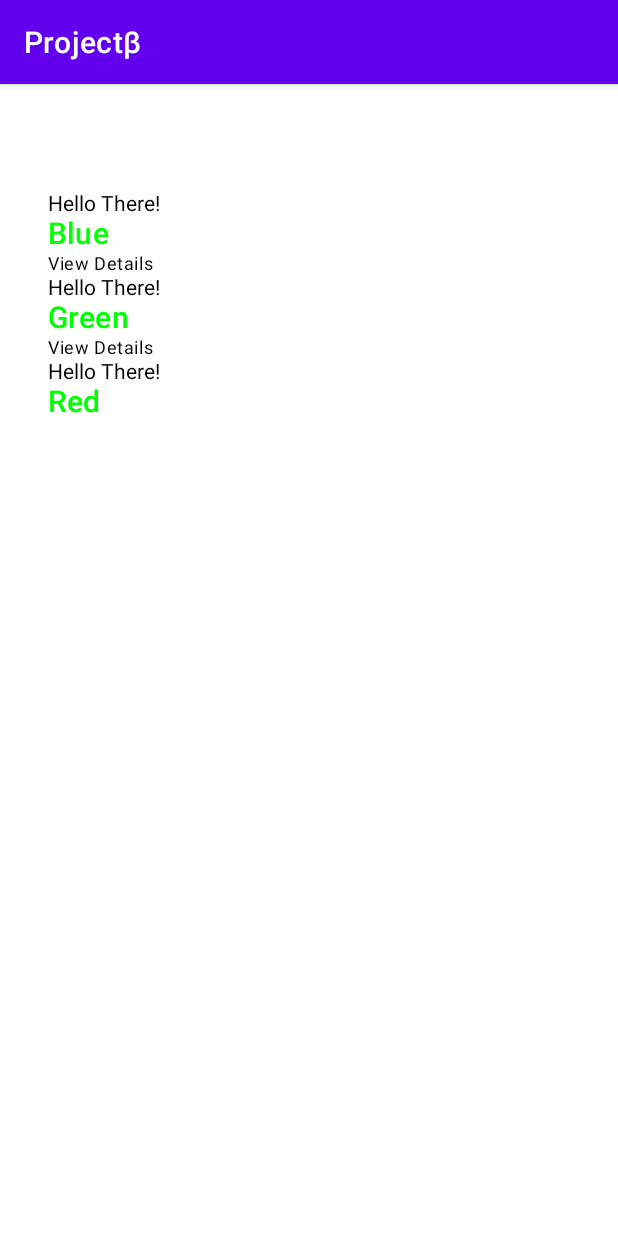
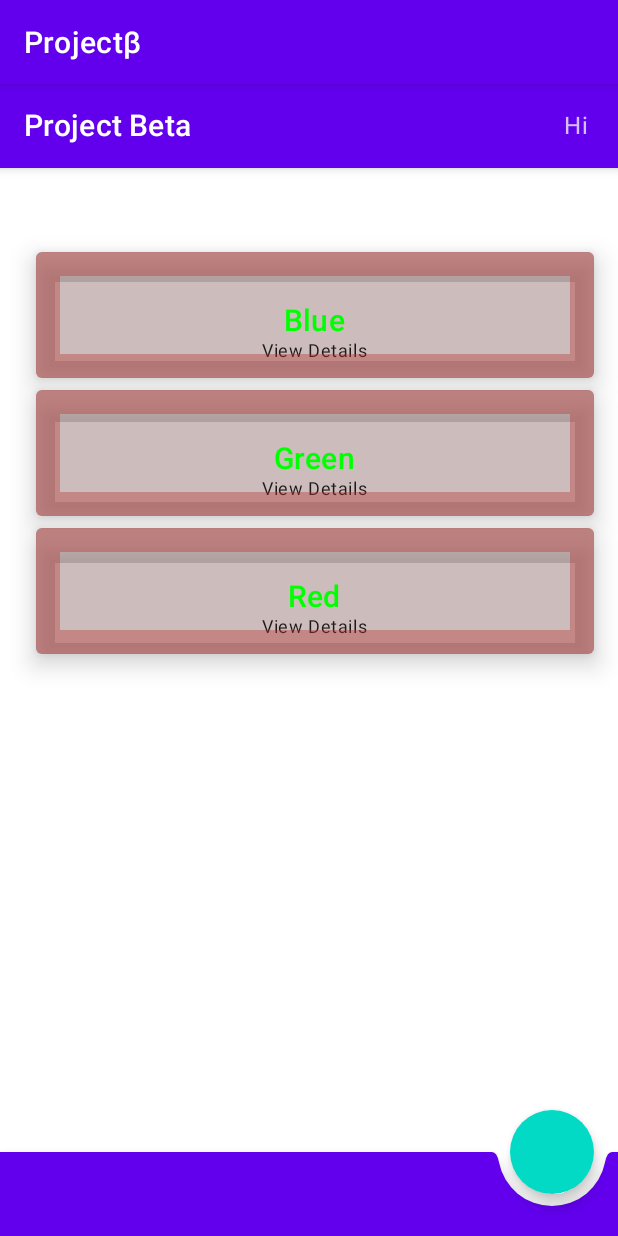
Before and after one commit to anbioc/ProjectBeta, an Android app built with Jetpack Compose: the screen it shows after launch (MainActivity), on a phone screen of 412 x 824 dp. Run offline under Robolectric (Android 15) with nearby library versions, the phone set to English and light mode, and no system bars; our stand-ins replace Dagger/Hilt's generated code, RxJava, livedata-compose; libraries missing offline, so code that uses them is left out: com.google.android.material.

Commit message:
Add more compose elements.

```diff
--- a/app/src/main/java/projectbeta/amir/io/ui/MainFragment.kt
+++ b/app/src/main/java/projectbeta/amir/io/ui/MainFragment.kt
@@ -4,29 +4,12 @@ import android.os.Bundle
 import android.view.LayoutInflater
 import android.view.View
 import android.view.ViewGroup
-import androidx.compose.foundation.layout.*
-import androidx.compose.foundation.lazy.LazyColumn
-import androidx.compose.foundation.lazy.items
-import androidx.compose.foundation.text.ClickableText
-import androidx.compose.material.CircularProgressIndicator
-import androidx.compose.material.MaterialTheme.typography
-import androidx.compose.material.Scaffold
-import androidx.compose.material.Text
-import androidx.compose.runtime.*
-import androidx.compose.runtime.livedata.observeAsState
-import androidx.compose.ui.Alignment
-import androidx.compose.ui.Modifier
-import androidx.compose.ui.graphics.Color
-import androidx.compose.ui.text.AnnotatedString
-import androidx.compose.ui.tooling.preview.Preview
-import androidx.compose.ui.unit.dp
+import androidx.compose.material.MaterialTheme
 import androidx.fragment.app.Fragment
 import androidx.fragment.app.viewModels
 import androidx.navigation.fragment.findNavController
 import com.google.android.material.composethemeadapter.MdcTheme
 import dagger.hilt.android.AndroidEntryPoint
-import projectbeta.amir.core.MainItemDomainEntity
-import projectbeta.amir.io.R
 import projectbeta.amir.io.databinding.FragmentMainBinding
 
 @AndroidEntryPoint
@@ -48,72 +31,15 @@ class MainFragment : Fragment() {
     override fun onViewCreated(view: View, savedInstanceState: Bundle?) {
         super.onViewCreated(view, savedInstanceState)
         binding.composeContainer.setContent {
-            MdcTheme {
-                initMainView()
+            MaterialTheme  {
+                initMainView(viewModel, findNavController())
             }
         }
         viewModel.handleEvent(GetItems)
-    }
-
-    @Preview
-    @Composable
-    private fun initMainView() {
-        val state = viewModel.liveData.observeAsState()
-        Scaffold {
-            Box(modifier = Modifier.offset(0.dp, 16.dp))
-            when (state.value) {
-                InitialState -> {
-                    Column(
-                        modifier = Modifier.fillMaxSize(),
-                        verticalArrangement = Arrangement.Center,
-                        horizontalAlignment = Alignment.CenterHorizontally
-                    ) {
-                        Text(text = getString(R.string.hello_there))
-                        CircularProgressIndicator(modifier = Modifier.offset(0.dp, 16.dp))
-                        Text(
-                            text = getString(R.string.items_processing),
-                            modifier = Modifier.offset(0.dp, 16.dp)
-                        )
-                    }
-                }
-                is ItemsAvailable -> {
-                    createList(state)
-                }
-            }
-        }
-    }
-
-    @Composable
-    private fun createList(state: State<MainViewModelState?>) {
-        LazyColumn(
-            modifier = Modifier.offset(16.dp, 40.dp),
-            contentPadding = PaddingValues(horizontal = 16.dp, vertical = 8.dp)
-        ) {
-            items(
-                items = (state.value as ItemsAvailable).data,
-                itemContent = {
-                    prepareListItems(it)
-                }
-            )
-        }
-    }
-
-    @Composable
-    private fun prepareListItems(item: MainItemDomainEntity) {
-        Row {
-            Column(modifier = Modifier.offset(0.dp, 24.dp)) {
-                ClickableText(text = AnnotatedString("Hello There!", ), onClick = {
-                    findNavController().navigate(R.id.action_mainFragment_to_detailFragment)
-                })
-                Text(text = item.name, style = typography.h6, color = Color.Green)
-                Text(text = getString(R.string.view_detail), style = typography.caption)
-            }
-        }
     }
 
     override fun onDestroy() {
         _binding = null
         super.onDestroy()
     }
-
 }
--- /dev/null
+++ b/app/src/main/java/projectbeta/amir/io/ui/MainScreen.kt
@@ -0,0 +1,164 @@
+package projectbeta.amir.io.ui
+
+import androidx.compose.foundation.BorderStroke
+import androidx.compose.foundation.Image
+import androidx.compose.foundation.clickable
+import androidx.compose.foundation.layout.*
+import androidx.compose.foundation.lazy.LazyColumn
+import androidx.compose.foundation.lazy.items
+import androidx.compose.foundation.shape.CornerSize
+import androidx.compose.foundation.text.ClickableText
+import androidx.compose.material.*
+import androidx.compose.material.icons.Icons
+import androidx.compose.material.icons.filled.Favorite
+import androidx.compose.material.icons.filled.Refresh
+import androidx.compose.runtime.Composable
+import androidx.compose.runtime.State
+import androidx.compose.runtime.livedata.observeAsState
+import androidx.compose.ui.Alignment
+import androidx.compose.ui.Modifier
+import androidx.compose.ui.graphics.Color
+import androidx.compose.ui.graphics.ExperimentalGraphicsApi
+import androidx.compose.ui.graphics.SolidColor
+import androidx.compose.ui.res.stringResource
+import androidx.compose.ui.unit.dp
+import androidx.navigation.NavController
+import projectbeta.amir.core.MainItemDomainEntity
+import projectbeta.amir.io.R
+
+@Composable
+fun initMainView(viewModel: MainViewModel, navController: NavController) {
+    val state = viewModel.liveData.observeAsState()
+    Scaffold(topBar = {
+        createTopBar()
+    }, bottomBar = {
+        BottomAppBar(
+            // Defaults to null, that is, No cutout
+            cutoutShape = MaterialTheme.shapes.small.copy(
+                CornerSize(percent = 50)
+            )
+        ) {
+            /* Bottom app bar content */
+        }
+    },
+        isFloatingActionButtonDocked = true,
+        floatingActionButtonPosition = FabPosition.End,
+        floatingActionButton = {
+            FloatingActionButton(onClick = { /* ... */ }) {
+                /* FAB content */
+            }
+        }, drawerContent = {
+            Text(text = "menu 1")
+            Text(text = "Menu 2")
+        }) {
+        Box(modifier = Modifier.padding(it))
+        when (state.value) {
+            InitialState -> {
+                createInitialState()
+            }
+            is ItemsAvailable -> {
+                createList(state, navController)
+            }
+        }
+    }
+}
+
+@Composable
+private fun createInitialState() {
+    Column(
+        modifier = Modifier.fillMaxSize(),
+        verticalArrangement = Arrangement.Center,
+        horizontalAlignment = Alignment.CenterHorizontally
+    ) {
+        ExtendedFloatingActionButton(
+            onClick = { /* ... */ },
+            icon = {
+                Icon(
+                    Icons.Filled.Favorite,
+                    contentDescription = "Favorite"
+                )
+            },
+            text = { Text("Like") }
+        )
+
+        Button(
+            onClick = {},
+            contentPadding = PaddingValues(8.dp, 8.dp, 8.dp, 8.dp)
+        ) {
+            Text(text = "Click to show you!")
+            Icon(
+                Icons.Filled.Favorite,
+                contentDescription = "Favorite",
+                modifier = Modifier.size(ButtonDefaults.IconSize)
+            )
+        }
+        Text(text = stringResource(R.string.hello_there))
+        CircularProgressIndicator(modifier = Modifier.offset(0.dp, 16.dp))
+        Text(
+            text = stringResource(R.string.items_processing),
+            modifier = Modifier.offset(0.dp, 16.dp)
+        )
+    }
+}
+
+@Composable
+private fun createTopBar() {
+    TopAppBar(title = { Text("Project Beta") },
+        actions = {
+            IconButton(onClick = { }) {
+                Text(text = "Hi")
+            }
+        }
+    )
+}
+
+@Composable
+private fun createList(state: State<MainViewModelState?>, navController: NavController) {
+    LazyColumn(
+        modifier = Modifier
+            .offset(0.dp, 40.dp)
+            .fillMaxSize(),
+        contentPadding = PaddingValues(horizontal = 16.dp, vertical = 8.dp)
+    ) {
+        items(
+            items = (state.value as ItemsAvailable).data,
+            itemContent = {
+                prepareListItems(it, navController)
+            }
+        )
+    }
+}
+
+@OptIn(ExperimentalGraphicsApi::class)
+@Composable
+private fun prepareListItems(item: MainItemDomainEntity, navController: NavController) {
+    Row {
+        Card(
+            backgroundColor = Color.hsv(0.4f, 0.3f, 0.5f, 0.4f),
+            elevation = 10.dp,
+            border = BorderStroke(16.dp, Color.hsv(0.3f, 0.7f, 0.7f, 0.4f)), modifier = Modifier
+                .fillMaxWidth()
+                .padding(4.dp)
+                .offset(4.dp, 4.dp)
+        ) {
+            Column(
+                modifier = Modifier
+                    .fillMaxWidth()
+                    .padding(10.dp)
+                    .clickable(onClick = { navController.navigate(R.id.action_mainFragment_to_detailFragment) }),
+                horizontalAlignment = Alignment.CenterHorizontally
+            ) {
+                Box {
+                    SolidColor(Color.Green)
+                    Text(text = "")
+                }
+                Text(text = item.name, style = MaterialTheme.typography.h6, color = Color.Green)
+                Text(
+                    text = stringResource(R.string.view_detail),
+                    style = MaterialTheme.typography.caption,
+                )
+            }
+        }
+
+    }
+}
```
